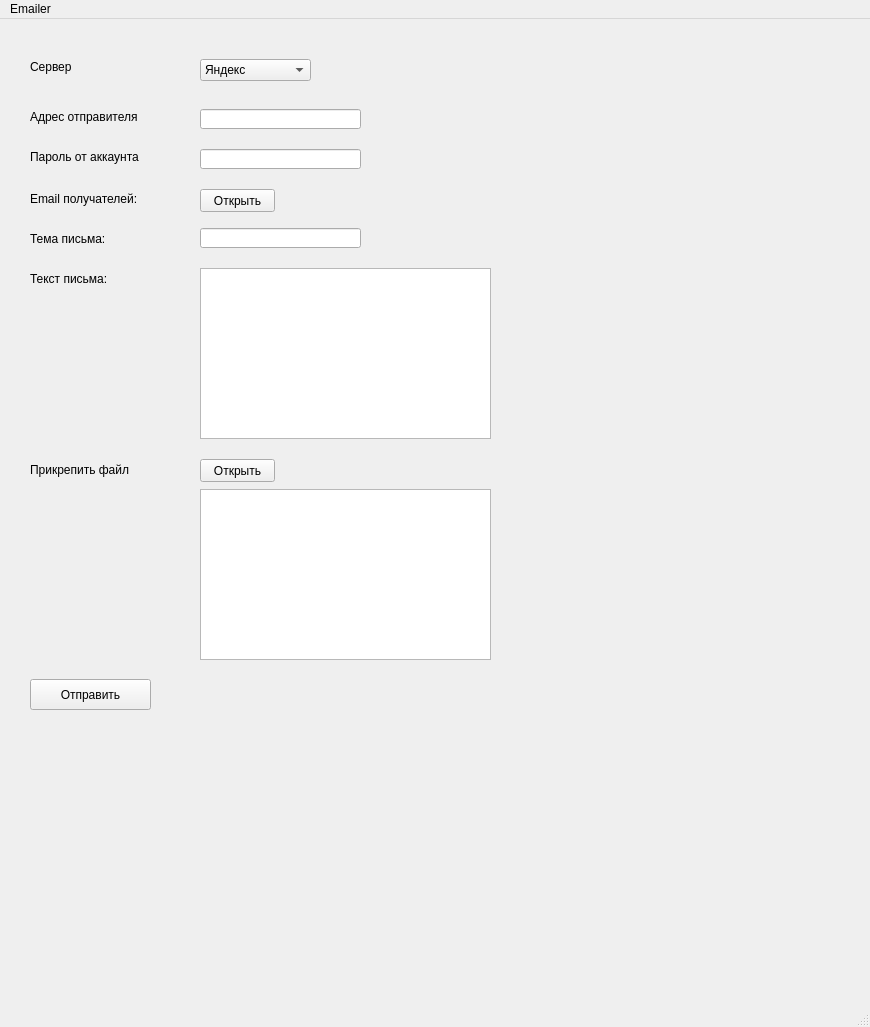
First picture: the form in main.ui, repository INVOIDER/IPORiPIS, before the edit.
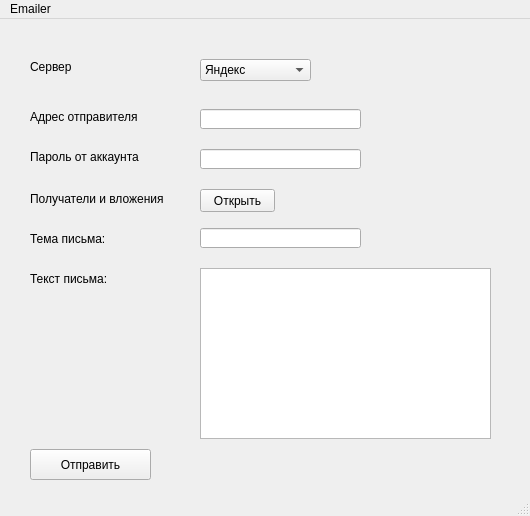
Second picture: the form after the edit.

```diff
--- a/main.ui
+++ b/main.ui
@@ -6,8 +6,8 @@
    <rect>
     <x>0</x>
     <y>0</y>
-    <width>870</width>
-    <height>1027</height>
+    <width>530</width>
+    <height>516</height>
    </rect>
   </property>
   <property name="windowTitle">
@@ -18,7 +18,7 @@
     <property name="geometry">
      <rect>
       <x>30</x>
-      <y>660</y>
+      <y>430</y>
       <width>121</width>
       <height>31</height>
      </rect>
@@ -37,7 +37,7 @@
      </rect>
     </property>
     <property name="text">
-     <string>Email получателей:</string>
+     <string>Получатели и вложения</string>
     </property>
    </widget>
    <widget class="QLabel" name="label_2">
@@ -173,42 +173,6 @@
      </rect>
     </property>
    </widget>
-   <widget class="QLabel" name="label_7">
-    <property name="geometry">
-     <rect>
-      <x>30</x>
-      <y>440</y>
-      <width>141</width>
-      <height>21</height>
-     </rect>
-    </property>
-    <property name="text">
-     <string>Прикрепить файл</string>
-    </property>
-   </widget>
-   <widget class="QPushButton" name="attach_file">
-    <property name="geometry">
-     <rect>
-      <x>200</x>
-      <y>440</y>
-      <width>75</width>
-      <height>23</height>
-     </rect>
-    </property>
-    <property name="text">
-     <string>Открыть</string>
-    </property>
-   </widget>
-   <widget class="QTextEdit" name="files_to_be_send">
-    <property name="geometry">
-     <rect>
-      <x>200</x>
-      <y>470</y>
-      <width>291</width>
-      <height>171</height>
-     </rect>
-    </property>
-   </widget>
    <widget class="QPushButton" name="email_to">
     <property name="geometry">
      <rect>
@@ -228,8 +192,8 @@
     <rect>
      <x>0</x>
      <y>0</y>
-     <width>870</width>
-     <height>21</height>
+     <width>530</width>
+     <height>22</height>
     </rect>
    </property>
    <widget class="QMenu" name="menuEmailer">
```
